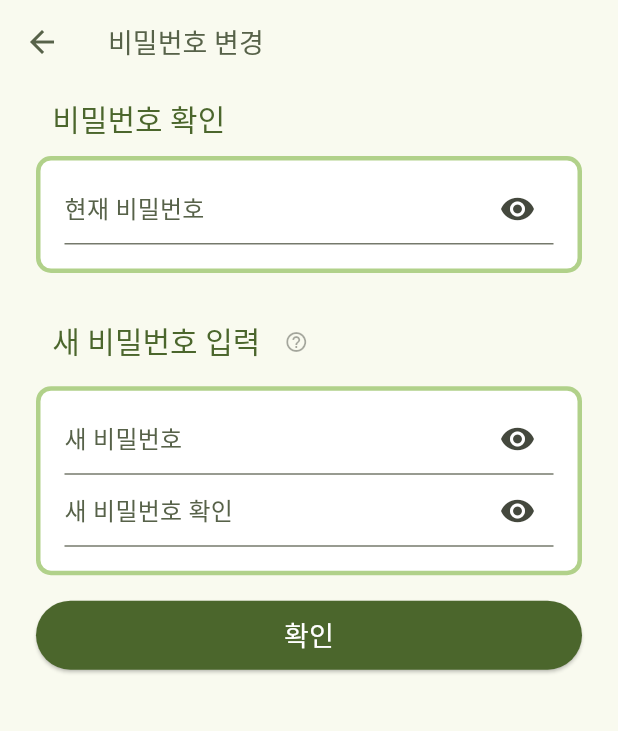
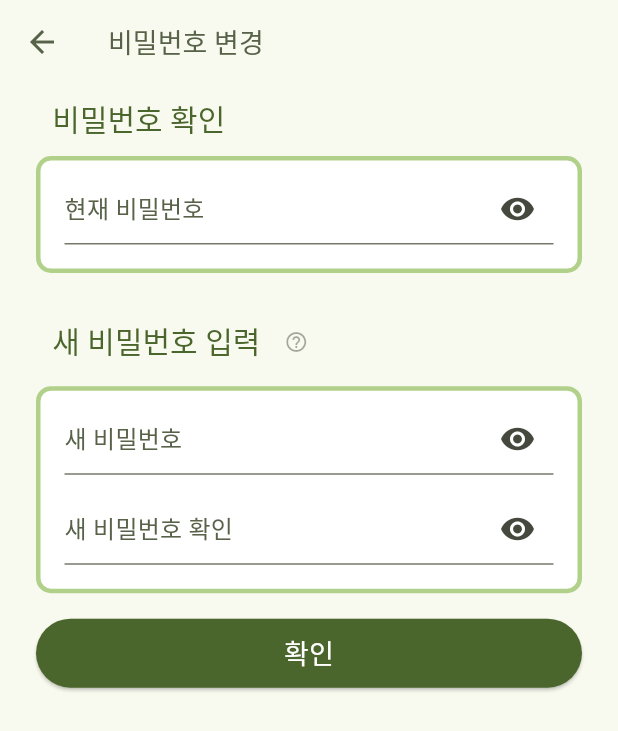
Before and after one commit to poiuyreq0/Minimo, a Flutter app: the PasswordInputScreen screen opened directly, on a phone screen of 412 x 824 dp. Shown: the top 731 px of the screen. Run offline on Flutter 3.47's test engine with Material 3 defaults, Android fonts, the phone set to English and light mode, and no system bars; our stand-ins replace dio, firebase_auth, firebase_core, freezed_annotation, google_fonts, tuple; missing offline and left inert: firebase_ui_auth, firebase_ui_localizations, stomp_dart_client; accounts and stored records are empty; generated files the repository leaves out were written again; network calls fail; Roboto replaces fonts that are missing (Jua).

Commit message:
Fix Space

```diff
--- a/app/minimo/lib/components/divided_element_component.dart
+++ b/app/minimo/lib/components/divided_element_component.dart
@@ -23,7 +23,7 @@ class DividedElementComponent extends StatelessWidget {
             style: Theme.of(context).textTheme.titleMedium,
           ),
         ),
-        const SizedBox(width: 24),
+        const SizedBox(width: 16),
         Expanded(
           flex: 2,
           child: Text(
--- a/app/minimo/lib/components/forms/input_form_container.dart
+++ b/app/minimo/lib/components/forms/input_form_container.dart
@@ -15,9 +15,12 @@ class InputFormContainer extends StatelessWidget {
       padding: const EdgeInsets.only(left: 16, right: 16, top: 8, bottom: 16),
       alignment: Alignment.center,
       decoration: AppStyle.getMainBoxDecoration(context),
-      child: Column(
-        crossAxisAlignment: CrossAxisAlignment.stretch,
-        children: children,
+      child: ListView.separated(
+        physics: const NeverScrollableScrollPhysics(),
+        shrinkWrap: true,
+        itemCount: children.length,
+        itemBuilder: (context, index) => children[index],
+        separatorBuilder: (context, index) => const SizedBox(height: 12),
       ),
     );
   }
--- a/app/minimo/lib/components/little_letter_list_component.dart
+++ b/app/minimo/lib/components/little_letter_list_component.dart
@@ -41,7 +41,7 @@ class LittleLetterListComponent extends StatelessWidget {
                 content: letters[index].title,
               );
             },
-            separatorBuilder: (context, index) => const SizedBox(height: 12),
+            separatorBuilder: (context, index) => const SizedBox(height: 16),
           ),
         ),
         const SizedBox(height: 16),
```
